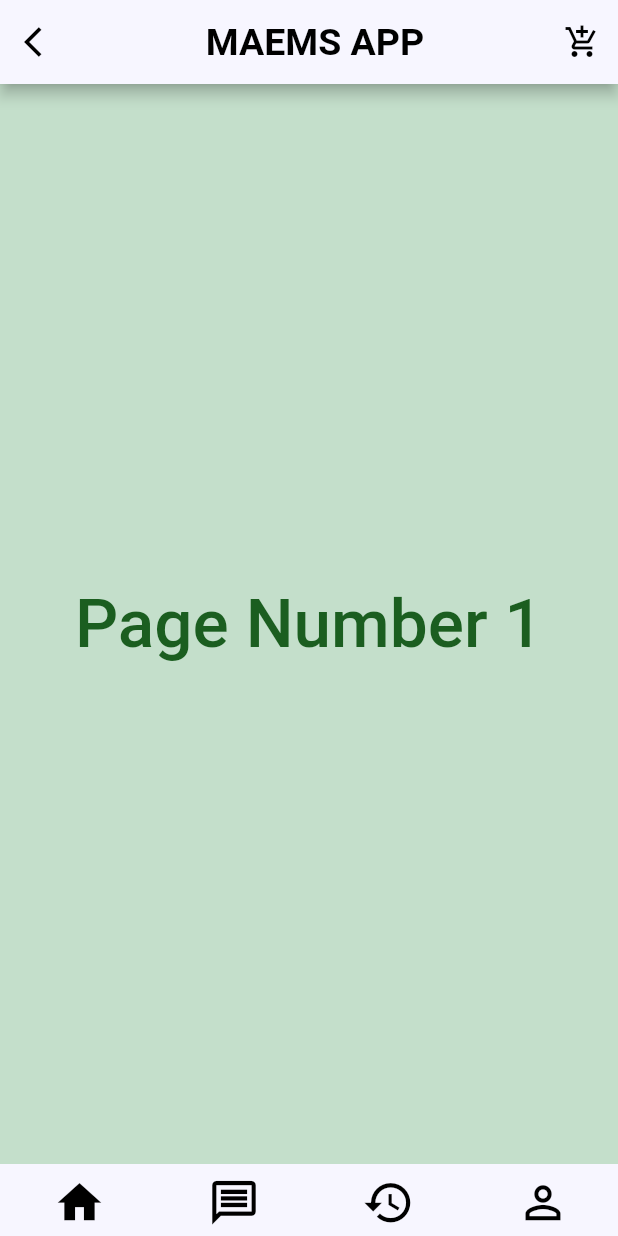
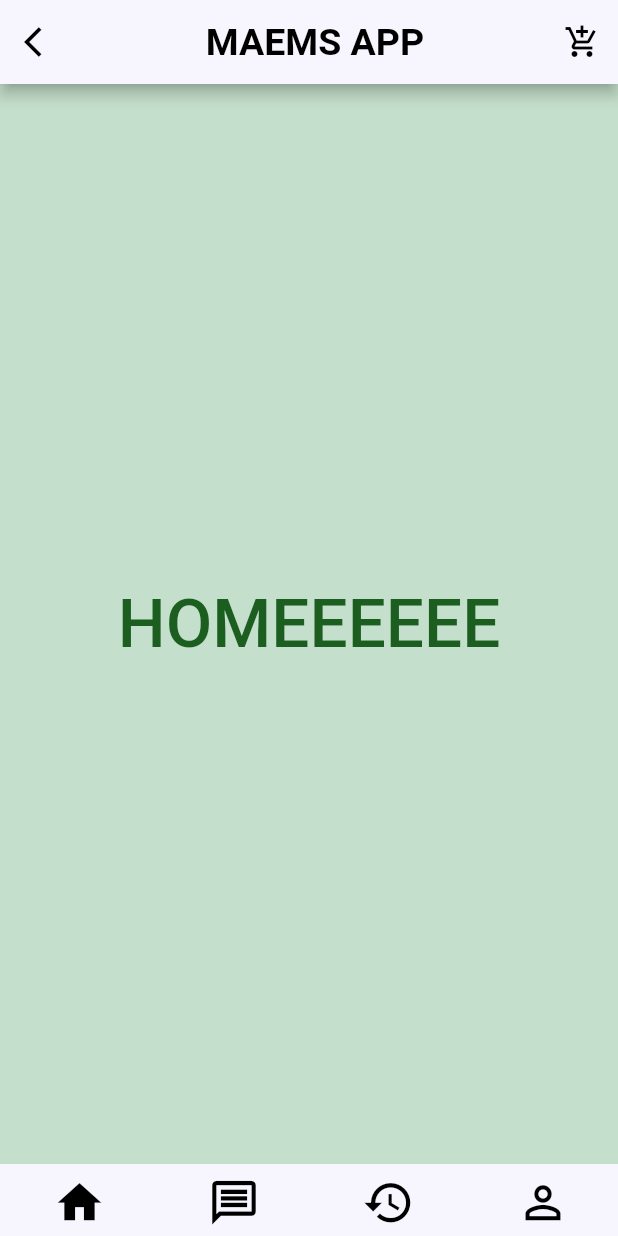
Before and after one commit to Bryantoropn/PROJECT-PBM, a Flutter app: the HomePage screen opened directly, on a phone screen of 412 x 824 dp. Run offline on Flutter 3.47's test engine with Material 2 defaults, Android fonts, the phone set to English and light mode, and no system bars.

Commit message:
mengganti home

```diff
--- a/lib/home.dart
+++ b/lib/home.dart
@@ -173,7 +173,7 @@ class Page1 extends StatelessWidget {
       color: const Color(0xffC4DFCB),
       child: Center(
         child: Text(
-          "Page Number 1",
+          "HOMEEEEEE",
           style: TextStyle(
             color: Colors.green[900],
             fontSize: 45,
```
